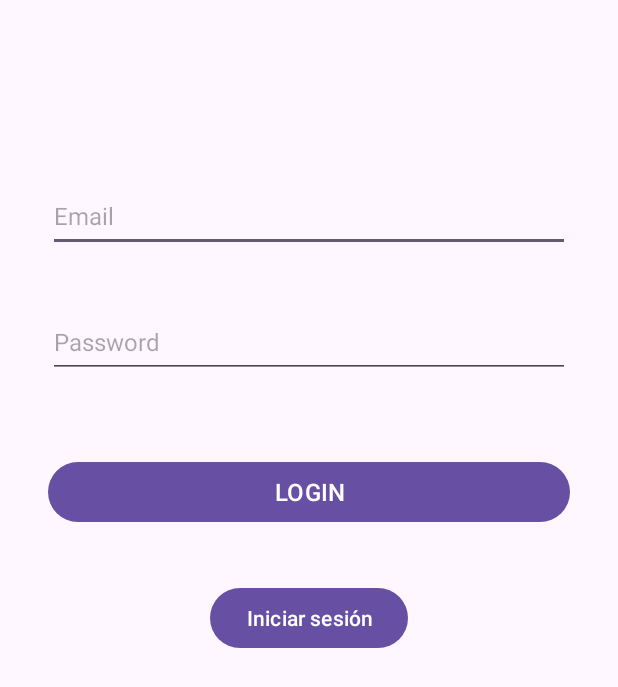
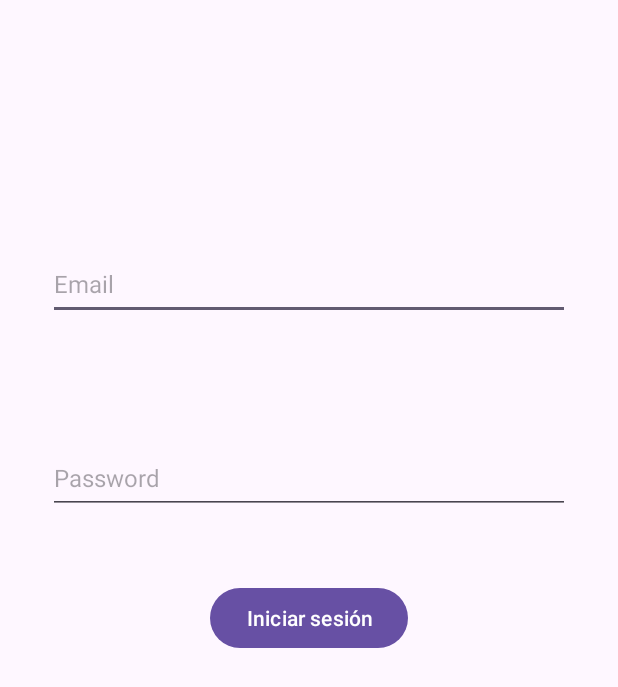
Before and after one commit to juliaroquet/android2, an Android app: the LoginActivity screen opened directly, with no data from a screen before it, after a tap on "Iniciar sesión", on a phone screen of 412 x 824 dp. Shown: the top 687 px of the screen. Run offline under Robolectric (Android 15) with nearby library versions, the phone set to English and light mode, and no system bars; 1 statement that could not run was skipped.

Commit message:
añadido mejoras para ver errores en el boton del login para hacer comprobaciones

```diff
--- a/app/src/main/java/edu/upc/dsa/jocandroid/LoginActivity.java
+++ b/app/src/main/java/edu/upc/dsa/jocandroid/LoginActivity.java
@@ -48,12 +48,25 @@ public class LoginActivity extends AppCompatActivity {
     }
 
     public void Login_BtnonClick (View view) {
+        Log.d("LoginActivity", "Login_BtnonClick method called");
+        //obtener referencias TextViews
         LoginUsuario = (TextView) findViewById(R.id.EmailLog_Text);
         PassLog_Text = (TextView) findViewById(R.id.PassLog_Text);
+
+        //para comprobar que las referencias se hayan obtenido correctamente
+        if (LoginUsuario == null || PassLog_Text == null) {
+            Log.e("LoginActivity", "Error: TextView references are null");
+            return;
+        }
+
         //Inicio Sesión Usuario
 
         LoginUsuario usuario = new LoginUsuario(LoginUsuario.getText().toString(), PassLog_Text.getText().toString());
+        // Imprimimos en el log los datos del usuario
+        Log.d("LoginActivity", "Login user: " + usuario.getEmail() + ", Password: " + usuario.getPassword());
 
+
+        //vamos a la API
         Log.d("LoginUsuario", "Login user --> " + usuario.getEmail());
         Call<LoginUsuario> call = apiInterface.loginUser(usuario);
         call.enqueue(new Callback<LoginUsuario>() {
@@ -76,8 +89,8 @@ public class LoginActivity extends AppCompatActivity {
 
             public void onFailure(Call<LoginUsuario> call, Throwable t) {
 
+                Log.d("LoginUser", "Error de inicio de sesión no hay usuario using retrofit: " + t.getMessage());
                 Toast.makeText(LoginActivity.this, "Error del servicio service", Toast.LENGTH_LONG).show();
-                Log.d("LoginUser", "Error de inicio de sesión no hay usuario using retrofit: " + t.getMessage());
             }
         });
     }
--- a/app/src/main/res/layout/activity_login.xml
+++ b/app/src/main/res/layout/activity_login.xml
@@ -42,23 +42,11 @@
         app:layout_constraintStart_toStartOf="parent"
         app:layout_constraintTop_toBottomOf="@+id/EmailLog_Text" />
 
-    <Button
-        android:id="@+id/Login_BtnonClick"
-        android:layout_width="match_parent"
-        android:layout_height="wrap_content"
-        android:layout_marginStart="32dp"
-        android:layout_marginTop="52dp"
-        android:layout_marginEnd="32dp"
-        android:text="LOGIN"
-        android:textSize="16sp"
-        app:layout_constraintEnd_toEndOf="parent"
-        app:layout_constraintHorizontal_bias="0.0"
-        app:layout_constraintStart_toStartOf="parent"
-        app:layout_constraintTop_toBottomOf="@+id/PassLog_Text" />
+
 
 
     <Button
-        android:id="@+id/loginButton"
+        android:id="@+id/Login_BtnonClick"
         android:layout_width="wrap_content"
         android:layout_height="wrap_content"
         android:text="Iniciar sesión"
```
